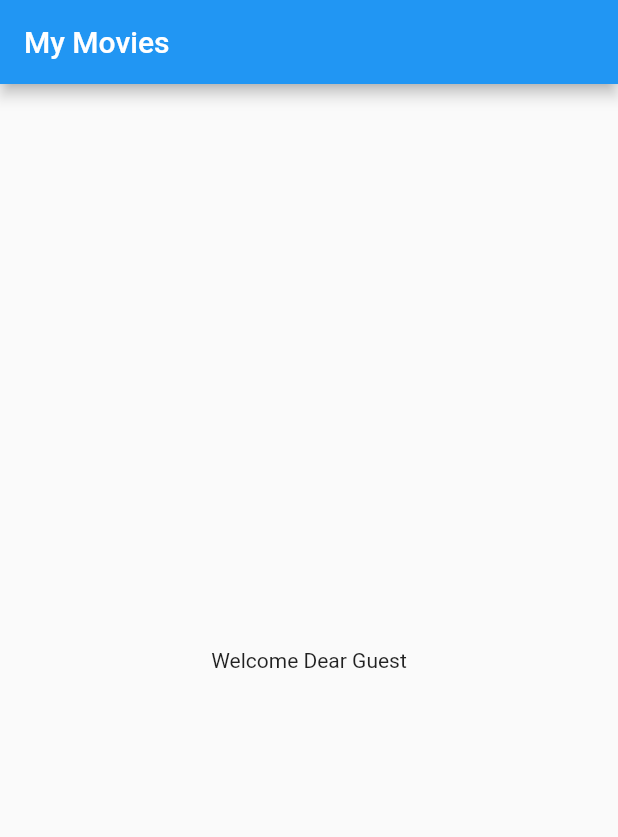
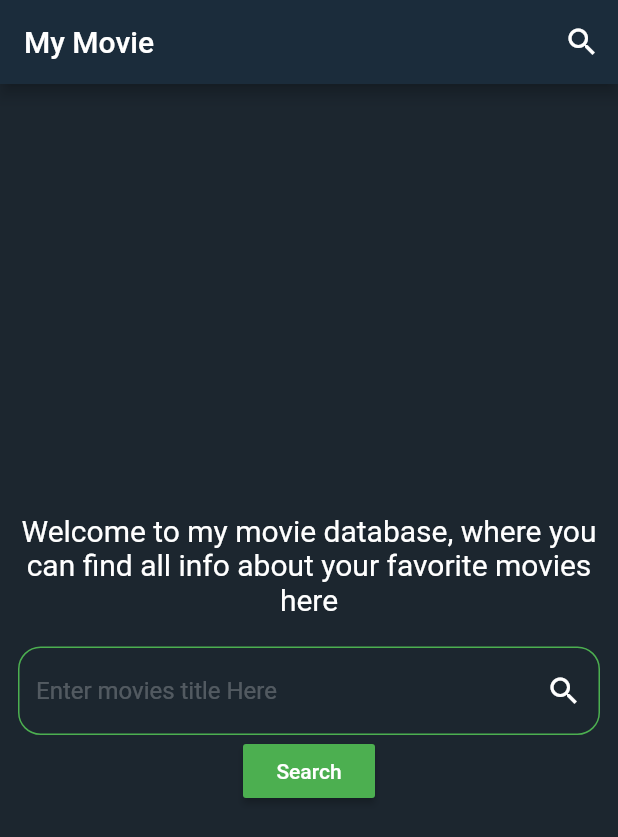
Before and after one commit to rizkyari/FindMovie, a Flutter app: the screen it shows after launch, on a phone screen of 412 x 824 dp. Shown: the top 837 px of the screen. Run offline on Flutter 3.47's test engine with Material 2 defaults, Android fonts, the phone set to English and light mode, and no system bars.

Commit message:
add screen and navigation

```diff
--- a/lib/main.dart
+++ b/lib/main.dart
@@ -1,4 +1,5 @@
 import 'package:flutter/material.dart';
+import 'package:my_movies/screens/home.dart';
 
 void main() {
   runApp(MyApp());
@@ -8,10 +9,7 @@ class MyApp extends StatelessWidget {
   @override
   Widget build(BuildContext context) {
     return MaterialApp(
-      home: Scaffold(
-        appBar: AppBar(title: Text('My Movies'),),
-        body: Center(child: Text('Welcome Dear Guest')),
-      ),
+      home: Home(),
     );
   }
 }
--- /dev/null
+++ b/lib/screens/detail.dart
@@ -0,0 +1,20 @@
+import 'package:flutter/material.dart';
+
+class Detail extends StatefulWidget {
+  @override
+  _DetailState createState() => _DetailState();
+}
+
+class _DetailState extends State<Detail> {
+  @override
+  Widget build(BuildContext context) {
+    return Scaffold(
+      appBar: AppBar(
+        title: Text("Detail"),
+      ),
+      body: Center(
+        child: Text("This is Detail Page"),
+      ),
+    );
+  }
+}
--- /dev/null
+++ b/lib/screens/home.dart
@@ -0,0 +1,67 @@
+import 'package:flutter/material.dart';
+import 'package:my_movies/screens/detail.dart';
+
+class Home extends StatefulWidget {
+  @override
+  _HomeState createState() => _HomeState();
+}
+
+class _HomeState extends State<Home> {
+  @override
+  Widget build(BuildContext context) {
+    return (Scaffold(
+      backgroundColor: Color(0xff1c262f),
+      appBar: AppBar(
+          backgroundColor: Color(0xFF1B2C3B),
+          title: Text("My Movie"),
+          actions: <Widget>[
+            IconButton(
+                icon: Icon(Icons.search, color: Colors.white), onPressed: null)
+          ]),
+      body: Padding(
+        padding: const EdgeInsets.all(12),
+        child: Column(
+          mainAxisAlignment: MainAxisAlignment.center,
+          children: <Widget>[
+            Text(
+              "Welcome to my movie database, where you can find all info about your favorite movies here",
+              style: TextStyle(color: Colors.white, fontSize: 20),
+              textAlign: TextAlign.center,
+            ),
+            SizedBox(height: 20),
+            TextField(
+              style: TextStyle(color: Colors.white),
+              decoration: InputDecoration(
+                hintText: "Enter movies title Here",
+                hintStyle: TextStyle(color: Colors.white24),
+                suffixIcon: Icon(
+                  Icons.search,
+                  color: Colors.white,
+                ),
+                focusedBorder: OutlineInputBorder(
+                  borderRadius: BorderRadius.all(Radius.circular(4)),
+                  borderSide: BorderSide(width: 1, color: Colors.red),
+                ),
+                enabledBorder: OutlineInputBorder(
+                  borderRadius: BorderRadius.all(Radius.circular(15)),
+                  borderSide: BorderSide(width: 1, color: Colors.green),
+                ),
+              ),
+            ),
+            RaisedButton(
+              onPressed: () {
+                Navigator.push(context, MaterialPageRoute(builder: (context) {
+                  return Detail();
+                }));
+              },
+              textColor: Colors.white,
+              padding: const EdgeInsets.all(0.0),
+              child: Text("Search"),
+              color: Colors.green,
+            )
+          ],
+        ),
+      ),
+    ));
+  }
+}
```
